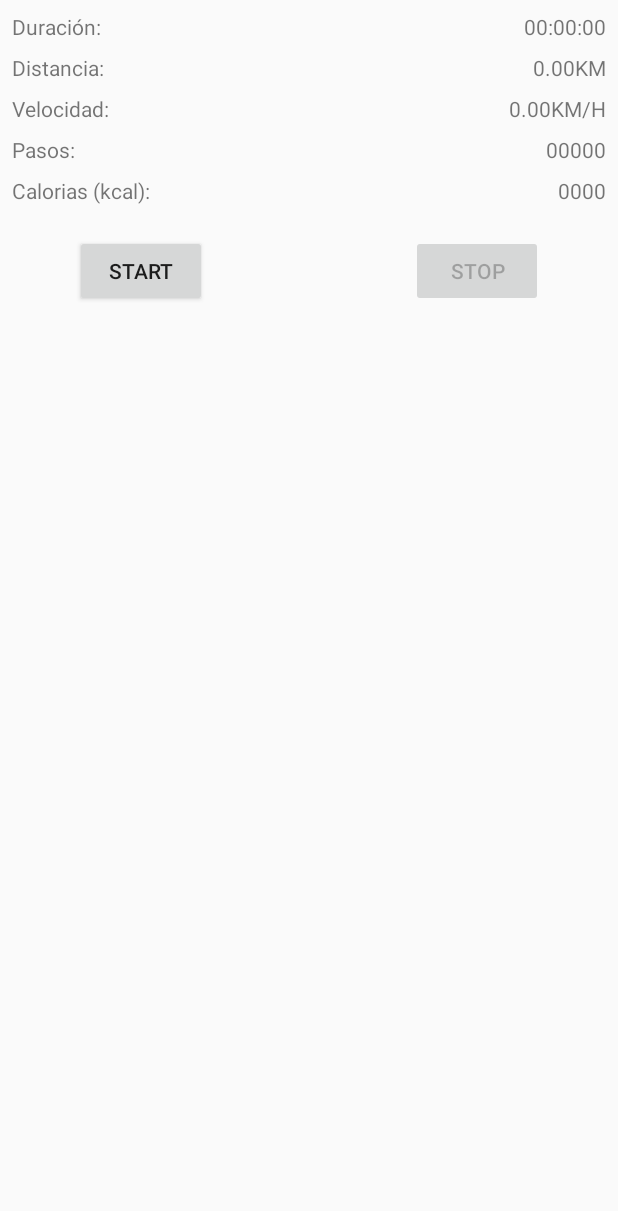
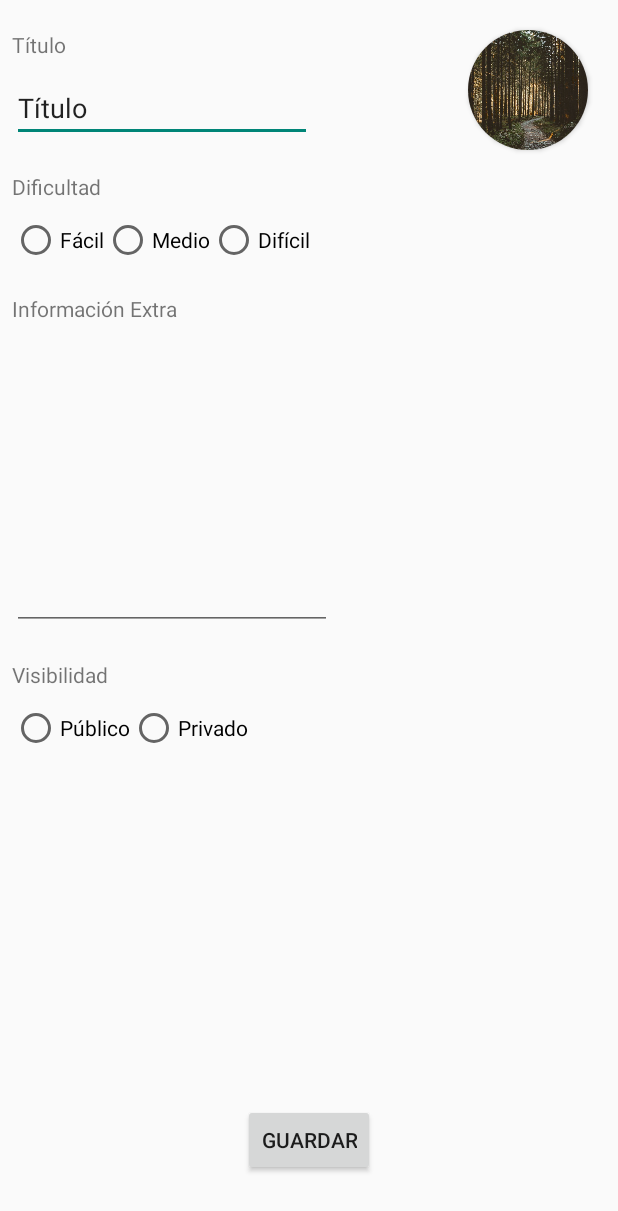
Before and after one commit to anegda/Yourney, an Android app: the GrabarRuta screen opened directly, with no data from a screen before it, after a tap on "STOP", on a phone screen of 412 x 824 dp. Shown: the top 1211 px of the screen. Run offline under Robolectric (Android 15) with nearby library versions, the phone set to English and light mode, and no system bars; 2 statements that could not run were skipped; 1 other tap on this screen came first.

Commit message:
GRABAR RUTA -> PONER DATOS -> DISPLAY RUTA

```diff
--- a/app/src/main/AndroidManifest.xml
+++ b/app/src/main/AndroidManifest.xml
@@ -17,6 +17,9 @@
         android:theme="@style/Theme.AppCompat.Light.NoActionBar"
         tools:targetApi="31">
         <activity
+            android:name=".DatosRuta"
+            android:exported="false" />
+        <activity
             android:name=".PublicRoutesActivity"
             android:exported="false" />
         <activity
@@ -34,9 +37,11 @@
         <activity
             android:name=".MapsActivity"
             android:exported="false" />
+
         <meta-data
             android:name="com.google.android.geo.API_KEY"
             android:value="${MAPS_API_KEY}" />
+
         <service
             android:name=".LocationService"
             android:enabled="true"
--- a/app/src/main/java/com/example/yourney/GrabarRuta.java
+++ b/app/src/main/java/com/example/yourney/GrabarRuta.java
@@ -58,9 +58,16 @@ public class GrabarRuta extends AppCompatActivity implements SensorEventListener
         parar_btn.setOnClickListener(new View.OnClickListener() {
             @Override
             public void onClick(View view) {
-                locationService.guardarRuta();
+                TextView pasosNum = (TextView) findViewById(R.id.pasosNum);
+                String pasos = pasosNum.getText().toString();
+                String creador = "anegda";
+                int idRuta = locationService.guardarRuta(pasos, creador);
+
                 empezar_btn.setEnabled(true);
                 parar_btn.setEnabled(false);
+
+                startActivity(new Intent(GrabarRuta.this, DatosRuta.class).putExtra("idRuta", idRuta));
+                finish();
             }
         });
 
--- /dev/null
+++ b/app/src/main/res/layout/activity_datos_ruta.xml
@@ -0,0 +1,147 @@
+<?xml version="1.0" encoding="utf-8"?>
+<androidx.constraintlayout.widget.ConstraintLayout xmlns:android="http://schemas.android.com/apk/res/android"
+    xmlns:app="http://schemas.android.com/apk/res-auto"
+    xmlns:tools="http://schemas.android.com/tools"
+    android:layout_width="match_parent"
+    android:layout_height="match_parent"
+    tools:context=".DatosRuta">
+
+    <TextView
+        android:id="@+id/tituloRutaText"
+        android:layout_width="wrap_content"
+        android:layout_height="wrap_content"
+        android:layout_marginStart="8dp"
+        android:layout_marginTop="20dp"
+        android:text="@string/titulo"
+        app:layout_constraintStart_toStartOf="parent"
+        app:layout_constraintTop_toTopOf="parent" />
+
+    <EditText
+        android:id="@+id/tituloRutaEdit"
+        android:layout_width="200dp"
+        android:layout_height="wrap_content"
+        android:layout_marginStart="8dp"
+        android:layout_marginTop="10dp"
+        android:text="@string/titulo"
+        app:layout_constraintStart_toStartOf="parent"
+        app:layout_constraintTop_toBottomOf="@id/tituloRutaText" />
+
+    <androidx.cardview.widget.CardView
+        android:id="@+id/cardView"
+        android:layout_width="80dp"
+        android:layout_height="80dp"
+        android:layout_centerHorizontal="true"
+        android:layout_marginTop="20dp"
+        android:layout_marginEnd="20dp"
+        android:elevation="12dp"
+        app:cardCornerRadius="40dp"
+        app:layout_constraintEnd_toEndOf="parent"
+        app:layout_constraintTop_toTopOf="parent">
+        <ImageView
+            android:id="@+id/fotoDescRuta"
+            android:layout_width="match_parent"
+            android:layout_height="match_parent"
+            android:scaleType="centerCrop"
+            app:layout_constraintEnd_toEndOf="parent"
+            app:layout_constraintTop_toTopOf="parent"
+            app:srcCompat="@drawable/fondoarbol2" />
+    </androidx.cardview.widget.CardView>
+
+    <TextView
+        android:id="@+id/dificultadRutaText"
+        android:layout_width="wrap_content"
+        android:layout_height="wrap_content"
+        android:layout_marginStart="8dp"
+        android:layout_marginTop="20dp"
+        android:text="@string/dificultad"
+        app:layout_constraintStart_toStartOf="parent"
+        app:layout_constraintTop_toBottomOf="@id/tituloRutaEdit" />
+
+    <RadioGroup xmlns:android="http://schemas.android.com/apk/res/android"
+        android:id="@+id/dificultadRutaGroup"
+        android:layout_width="match_parent"
+        android:layout_height="wrap_content"
+        android:layout_marginStart="8dp"
+        android:layout_marginTop="10dp"
+        android:orientation="horizontal"
+        app:layout_constraintStart_toStartOf="parent"
+        app:layout_constraintTop_toBottomOf="@id/dificultadRutaText">
+        <RadioButton android:id="@+id/facil"
+            android:layout_width="wrap_content"
+            android:layout_height="wrap_content"
+            android:text="@string/facil"/>
+        <RadioButton android:id="@+id/medio"
+            android:layout_width="wrap_content"
+            android:layout_height="wrap_content"
+            android:text="@string/medio"/>
+        <RadioButton android:id="@+id/dificil"
+            android:layout_width="wrap_content"
+            android:layout_height="wrap_content"
+            android:text="@string/dificil"/>
+    </RadioGroup>
+
+    <TextView
+        android:id="@+id/informacionExtraRutaText"
+        android:layout_width="wrap_content"
+        android:layout_height="wrap_content"
+        android:layout_marginStart="8dp"
+        android:layout_marginTop="20dp"
+        android:text="@string/infoExtra"
+        app:layout_constraintStart_toStartOf="parent"
+        app:layout_constraintTop_toBottomOf="@id/dificultadRutaGroup" />
+
+    <EditText
+        android:id="@+id/otrosMutilineText"
+        android:lines="8"
+        android:layout_width="wrap_content"
+        android:layout_height="wrap_content"
+        android:ems="10"
+        android:gravity="start|top"
+        android:inputType="textMultiLine"
+        tools:layout_editor_absoluteX="35dp"
+        tools:layout_editor_absoluteY="261dp"
+        android:layout_marginStart="8dp"
+        android:layout_marginTop="10dp"
+        app:layout_constraintStart_toStartOf="parent"
+        app:layout_constraintTop_toBottomOf="@id/informacionExtraRutaText"/>
+
+    <TextView
+        android:id="@+id/visibilidadRutaText"
+        android:layout_width="wrap_content"
+        android:layout_height="wrap_content"
+        android:layout_marginStart="8dp"
+        android:layout_marginTop="20dp"
+        android:text="@string/visibilidad"
+        app:layout_constraintStart_toStartOf="parent"
+        app:layout_constraintTop_toBottomOf="@id/otrosMutilineText" />
+
+    <RadioGroup xmlns:android="http://schemas.android.com/apk/res/android"
+        android:id="@+id/visibilidadRutaGroup"
+        android:layout_width="match_parent"
+        android:layout_height="wrap_content"
+        android:layout_marginStart="8dp"
+        android:layout_marginTop="10dp"
+        android:orientation="horizontal"
+        app:layout_constraintStart_toStartOf="parent"
+        app:layout_constraintTop_toBottomOf="@id/visibilidadRutaText">
+        <RadioButton android:id="@+id/publica"
+            android:layout_width="wrap_content"
+            android:layout_height="wrap_content"
+            android:text="@string/publico"/>
+        <RadioButton android:id="@+id/privada"
+            android:layout_width="wrap_content"
+            android:layout_height="wrap_content"
+            android:text="@string/privado"/>
+    </RadioGroup>
+
+    <Button
+        android:id="@+id/btn_guardarDatosRuta"
+        android:layout_width="wrap_content"
+        android:layout_height="wrap_content"
+        android:layout_marginBottom="40dp"
+        android:text="@string/guardar"
+        app:layout_constraintBottom_toBottomOf="parent"
+        app:layout_constraintEnd_toEndOf="parent"
+        app:layout_constraintStart_toStartOf="parent" />
+
+</androidx.constraintlayout.widget.ConstraintLayout>
--- a/app/src/main/res/values/strings.xml
+++ b/app/src/main/res/values/strings.xml
@@ -7,7 +7,7 @@
     <string name="ubicacionPermisosDenegados">Los permisos de ubicación son necesarios para poder grabar nuecas rutas.</string>
     <string name="pasos">Pasos:</string>
     <string name="calorias">Calorias (kcal):</string>
-    <string name="publico">Publico</string>
+    <string name="publico">Público</string>
     <string name="privado">Privado</string>
     <string name="titulo">Título</string>
     <string name="guardar">GUARDAR</string>
@@ -25,4 +25,10 @@
     <string name="editar">Editar</string>
     <string name="fotos">Fotos</string>
     <string name="otros">Otros</string>
+    <string name="dificultad">Dificultad</string>
+    <string name="facil">Fácil</string>
+    <string name="medio">Medio</string>
+    <string name="dificil">Difícil</string>
+    <string name="infoExtra">Información Extra</string>
+    <string name="visibilidad">Visibilidad</string>
 </resources>
```
Also changed, not shown: app/src/main/java/com/example/yourney/DatosRuta.java (added, +134 -0 lines), app/src/main/java/com/example/yourney/LocationService.java (+21 -4 lines), app/src/main/java/com/example/yourney/MapsActivity.java (+10 -6 lines), 2 other files.
